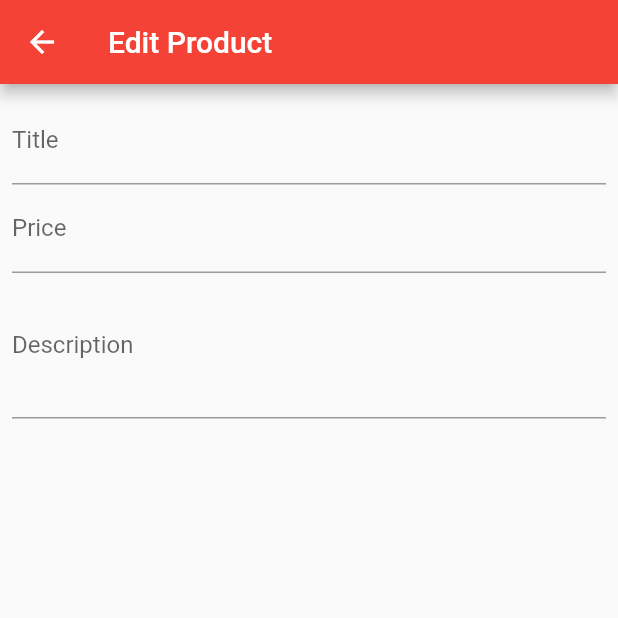
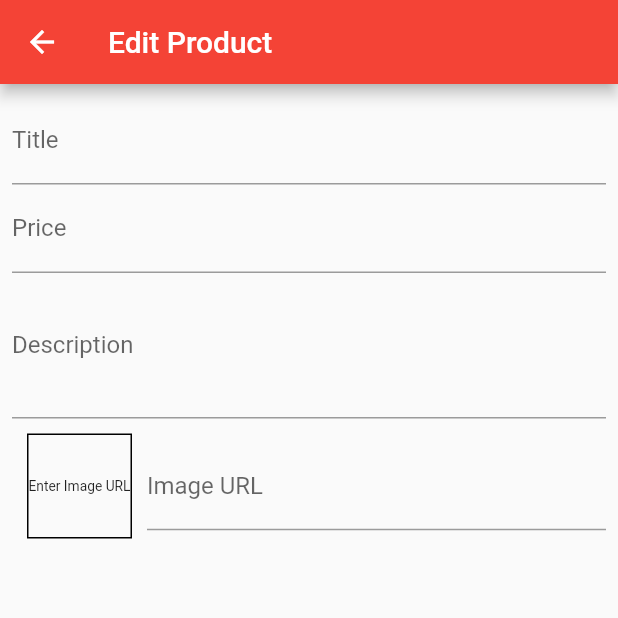
Before and after one commit to patrisrikanth12/flutter_ecommerce_app, a Flutter app: the EditProductScreen screen opened by its route, on a phone screen of 412 x 824 dp, the top half of it. Run offline on Flutter 3.47's test engine with Material 2 defaults, Android fonts, the phone set to English and light mode, and no system bars; network calls fail.

Commit message:
added image preview in edit_product_screen

```diff
--- a/lib/screens/edit_product_screen.dart
+++ b/lib/screens/edit_product_screen.dart
@@ -11,12 +11,29 @@ class EditProductScreen extends StatefulWidget {
 class _EditProductScreenState extends State<EditProductScreen> {
   final _priceFocusNode = FocusNode();
   final _descriptionFocusNode = FocusNode();
+  final _imageUrlFocusNode = FocusNode();
+  final _imageUrlController = TextEditingController();
+
+  @override
+  void initState() {
+    _imageUrlFocusNode.addListener(_updateImage);
+    super.initState();
+  }
 
   @override
   void dispose() {
     _priceFocusNode.dispose();
     _descriptionFocusNode.dispose();
+    _imageUrlFocusNode.dispose();
+    _imageUrlController.dispose();
+    _imageUrlFocusNode.removeListener(_updateImage);
     super.dispose();
+  }
+
+  void _updateImage() {
+    if(!_imageUrlFocusNode.hasFocus) {
+      setState(() {});
+    }
   }
 
   @override
@@ -53,6 +70,31 @@ class _EditProductScreenState extends State<EditProductScreen> {
                 textInputAction: TextInputAction.newline,
                 focusNode: _descriptionFocusNode,
               ),
+              Row(
+                children: [
+                  Container(
+                    width: 70.0,
+                    height: 70.0,
+                    margin: const EdgeInsets.all(10.0),
+                    decoration: BoxDecoration(
+                      border: Border.all(width: 1.0),
+                    ),
+                    child: FittedBox(
+                      child: _imageUrlController.text.isNotEmpty
+                          ? Image.network(_imageUrlController.text, fit: BoxFit.cover,)
+                          : const Text("Enter Image URL"),
+                    ),
+                  ),
+                  Expanded(
+                    child: TextFormField(
+                      decoration: const InputDecoration(labelText: "Image URL"),
+                      keyboardType: TextInputType.url,
+                      controller: _imageUrlController,
+                      focusNode: _imageUrlFocusNode,
+                    ),
+                  ),
+                ],
+              )
             ],
           ),
         ),
```
